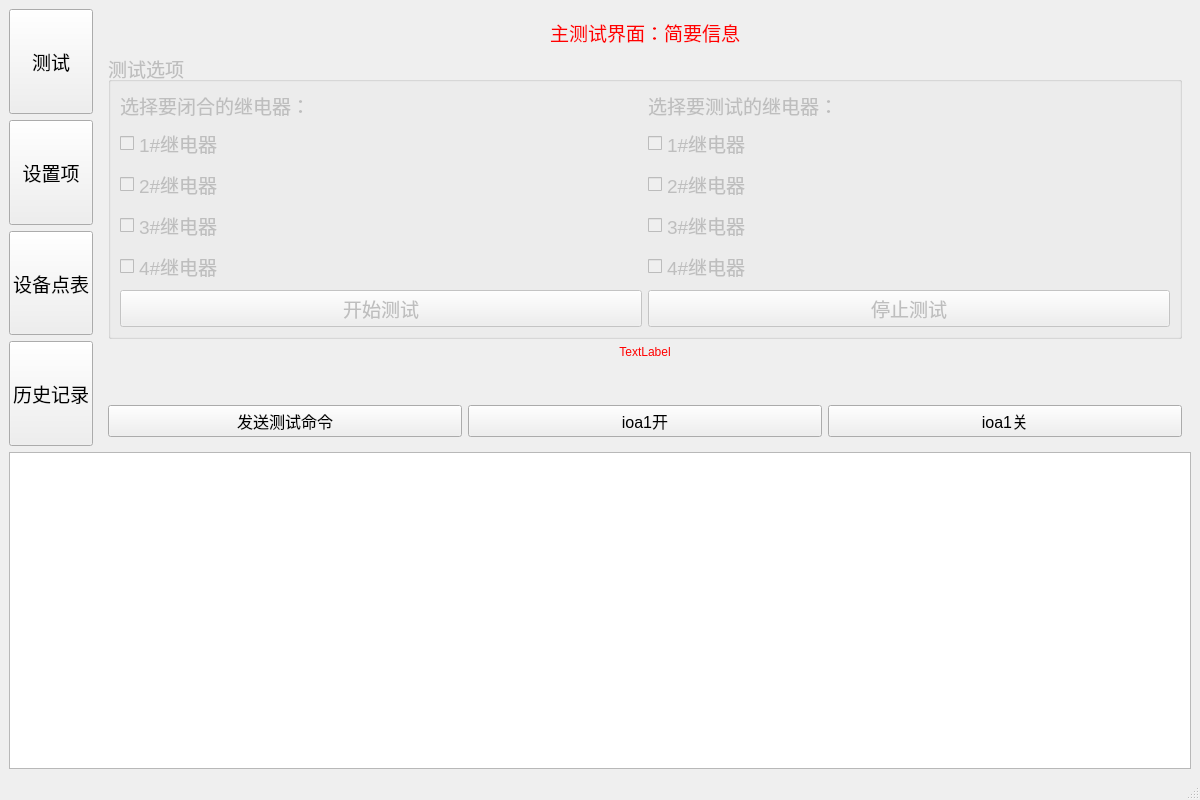
Old version of the form mainwindow.ui in the repository LXKJ-LRY/104TestProgram.
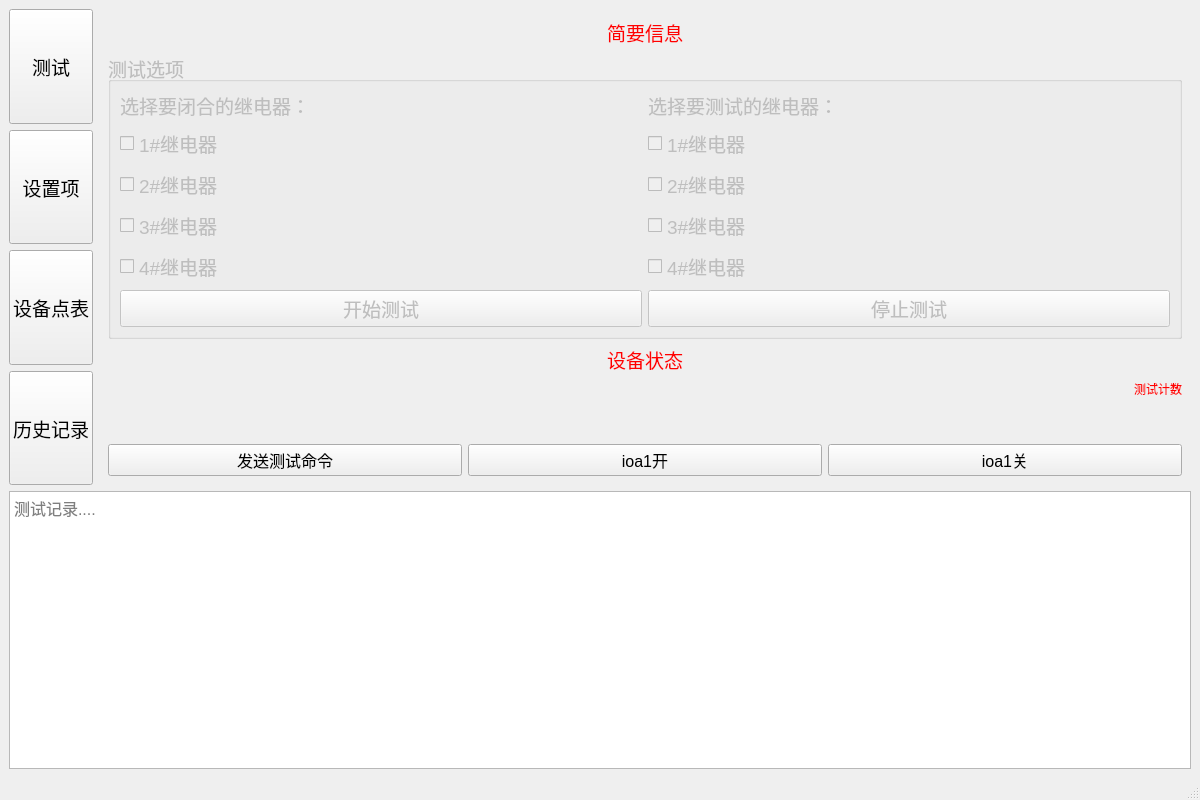
New version of the form.

Patch:
```diff
--- a/mainwindow.ui
+++ b/mainwindow.ui
@@ -122,7 +122,7 @@
 }</string>
           </property>
           <property name="text">
-           <string>主测试界面：简要信息</string>
+           <string>简要信息</string>
           </property>
           <property name="alignment">
            <set>Qt::AlignCenter</set>
@@ -246,17 +246,35 @@
         </item>
         <item>
          <widget class="QLabel" name="relayStatusLabel">
+          <property name="font">
+           <font>
+            <pointsize>14</pointsize>
+           </font>
+          </property>
           <property name="styleSheet">
            <string notr="true">color: rgb(255, 0, 0);</string>
           </property>
           <property name="text">
-           <string>TextLabel</string>
+           <string>设备状态</string>
           </property>
           <property name="alignment">
            <set>Qt::AlignCenter</set>
           </property>
          </widget>
         </item>
+        <item>
+         <widget class="QLabel" name="testCounterLabel">
+          <property name="styleSheet">
+           <string notr="true">color: rgb(255, 0, 0);</string>
+          </property>
+          <property name="text">
+           <string>测试计数</string>
+          </property>
+          <property name="alignment">
+           <set>Qt::AlignRight|Qt::AlignTrailing|Qt::AlignVCenter</set>
+          </property>
+         </widget>
+        </item>
         <item>
          <spacer name="verticalSpacer">
           <property name="orientation">
@@ -602,6 +620,14 @@
         <verstretch>0</verstretch>
        </sizepolicy>
       </property>
+      <property name="font">
+       <font>
+        <pointsize>12</pointsize>
+       </font>
+      </property>
+      <property name="placeholderText">
+       <string>测试记录....</string>
+      </property>
      </widget>
     </item>
    </layout>
```
